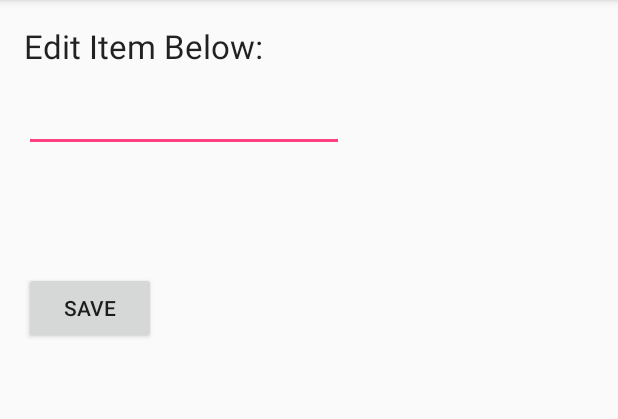
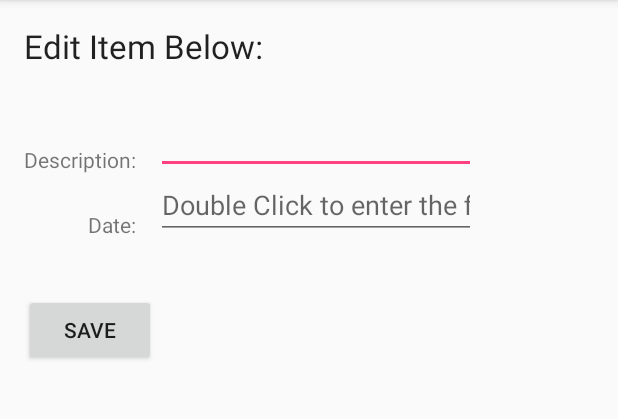
Before and after one commit to myluco/SimpleTodo, an Android app: the EditItemActivity screen opened directly, with no data from a screen before it, on a phone screen of 412 x 824 dp, the part 84-503 px from its top. Run offline under Robolectric (Android 15) with nearby library versions, the light colour scheme and no system bars; 1 statement that could not run was skipped.

Commit message:
Added the completion date field to the ToDo; Support edit for completion date

```diff
--- a/app/src/main/AndroidManifest.xml
+++ b/app/src/main/AndroidManifest.xml
@@ -11,11 +11,11 @@
         android:theme="@style/AppTheme">
 
         <meta-data
-            android:name="TODO_DB_NAME"
+            android:name="AA_DB_NAME"
             android:value="Todo.db" />
         <meta-data
-            android:name="TODO_DB_VERSION"
-            android:value="1" />
+            android:name="AA_DB_VERSION"
+            android:value="2" />
 
         <activity android:name=".TodoActivity"
             android:label="@string/app_name"
--- a/app/src/main/java/com/myluco/simpletodo/EditItemActivity.java
+++ b/app/src/main/java/com/myluco/simpletodo/EditItemActivity.java
@@ -1,11 +1,14 @@
 package com.myluco.simpletodo;
 
+import android.app.DatePickerDialog;
 import android.content.Intent;
 import android.net.Uri;
 import android.support.v7.app.AppCompatActivity;
 import android.os.Bundle;
+import android.text.InputType;
 import android.util.Log;
 import android.view.View;
+import android.widget.DatePicker;
 import android.widget.EditText;
 import android.widget.TextView;
 import android.widget.Toast;
@@ -14,35 +17,66 @@ import com.google.android.gms.appindexing.Action;
 import com.google.android.gms.appindexing.AppIndex;
 import com.google.android.gms.common.api.GoogleApiClient;
 
+import java.text.SimpleDateFormat;
+import java.util.Calendar;
+import java.util.Locale;
+
 public class EditItemActivity extends AppCompatActivity {
     private String itemText;
-    private EditText itemViewText;
-
+    private String itemDate;
+    private EditText etDescription;
+    private EditText etDate;
     // REQUEST_CODE can be any value we like, used to determine the result type later
     private final int REQUEST_CODE = 20;
-    /**
-     * ATTENTION: This was auto-generated to implement the App Indexing API.
-     * See https://g.co/AppIndexing/AndroidStudio for more information.
-     */
-    private GoogleApiClient client;
+    private DatePickerDialog datePickerDialog;
+
 
     @Override
     protected void onCreate(Bundle savedInstanceState) {
         super.onCreate(savedInstanceState);
         setContentView(R.layout.activity_edit_item);
+
         itemText = getIntent().getStringExtra("itemText");
-        itemViewText = (EditText) findViewById(R.id.etItemEdit);
-        itemViewText.setText(itemText);
-        itemViewText.requestFocus();
-        itemViewText.setSelection(itemText.length());
-        // ATTENTION: This was auto-generated to implement the App Indexing API.
-        // See https://g.co/AppIndexing/AndroidStudio for more information.
-        client = new GoogleApiClient.Builder(this).addApi(AppIndex.API).build();
+        itemDate = getIntent().getStringExtra("itemDate");
+        etDescription = (EditText) findViewById(R.id.etItemEdit);
+        etDate = (EditText)findViewById(R.id.etDateItem);
+
+        etDescription.setText(itemText);
+        etDescription.requestFocus();
+        etDescription.setSelection(itemText.length());
+
+        etDate.setText(itemDate);
+        etDate.setInputType(InputType.TYPE_NULL);
+        setupDateListener();
+    }
+
+    private void setupDateListener() {
+        etDate.setOnClickListener(new View.OnClickListener() {
+
+                                      @Override
+                                      public void onClick(View v) {
+                                          datePickerDialog.show();
+                                      }
+                                  }
+
+        );
+        Calendar newCalendar = Calendar.getInstance();
+        datePickerDialog = new DatePickerDialog(this, new DatePickerDialog.OnDateSetListener() {
+
+            public void onDateSet(DatePicker view, int year, int monthOfYear, int dayOfMonth) {
+                Calendar newDate = Calendar.getInstance();
+                newDate.set(year, monthOfYear, dayOfMonth);
+                etDate.setText(Utilities.dateStringFromLong(newDate.getTime().getTime()));
+            }
+
+        },newCalendar.get(Calendar.YEAR), newCalendar.get(Calendar.MONTH), newCalendar.get(Calendar.DAY_OF_MONTH));
+
     }
 
     public void onSave(View view) {
         Intent data = new Intent();
-        data.putExtra("itemNewText", itemViewText.getText().toString());
+        data.putExtra("itemDescription", etDescription.getText().toString());
+        data.putExtra("itemDate",etDate.getText().toString());
         //Log.v("OnSave-EditItemActivity", itemViewText.getText().toString());
         setResult(RESULT_OK, data);
         //Log.v("OnSave-EditItemActivity", "After setResult");
--- a/app/src/main/java/com/myluco/simpletodo/TodoItem.java
+++ b/app/src/main/java/com/myluco/simpletodo/TodoItem.java
@@ -18,6 +18,10 @@ public class TodoItem extends Model{
     @Column(name = "description")
     public String description;
 
+    @Column(name = "date")
+    public long date =0;
+
+    public String dateString;
     public TodoItem() {
         super();
     }
--- a/app/src/main/res/layout/activity_edit_item.xml
+++ b/app/src/main/res/layout/activity_edit_item.xml
@@ -15,10 +15,10 @@
         android:inputType="textMultiLine"
         android:ems="10"
         android:id="@+id/etItemEdit"
-        android:layout_below="@+id/textView"
-        android:layout_alignParentLeft="true"
-        android:layout_alignParentStart="true"
-        android:layout_marginTop="40dp" />
+        android:layout_marginTop="25dp"
+        android:layout_below="@+id/tvItemBelow"
+        android:layout_toRightOf="@+id/btSave"
+        android:layout_toEndOf="@+id/btSave" />
 
     <Button
         android:layout_width="wrap_content"
@@ -41,6 +41,36 @@
         android:layout_alignParentLeft="true"
         android:layout_alignParentStart="true" />
 
+    <TextView
+        android:layout_width="wrap_content"
+        android:layout_height="wrap_content"
+        android:text="@string/description_label"
+        android:id="@+id/textView2"
+        android:layout_above="@+id/btSave"
+        android:layout_alignParentLeft="true"
+        android:layout_alignParentStart="true" />
+
+    <TextView
+        android:layout_width="wrap_content"
+        android:layout_height="wrap_content"
+        android:text="@string/date_label"
+        android:id="@+id/textView3"
+        android:layout_below="@+id/textView2"
+        android:layout_alignRight="@+id/textView2"
+        android:layout_alignEnd="@+id/textView2"
+        android:layout_marginTop="24dp" />
+
+    <EditText
+        android:layout_width="wrap_content"
+        android:layout_height="wrap_content"
+        android:inputType="date"
+        android:ems="10"
+        android:id="@+id/etDateItem"
+        android:layout_alignBottom="@+id/textView3"
+        android:layout_alignLeft="@+id/etItemEdit"
+        android:layout_alignStart="@+id/etItemEdit"
+        android:hint="@string/hint_date" />
+
     TextView
         android:layout_width="wrap_content"
         android:layout_height="wrap_content"
--- a/app/src/main/res/values/strings.xml
+++ b/app/src/main/res/values/strings.xml
@@ -4,4 +4,9 @@
     <string name="button_addItem">Add Item</string>
     <string name="label_editItem">Edit Item Below:</string>
     <string name="button_save">Save</string>
+    <string name="notFinished_label">** Not Finished **</string>
+    <string name="bar_label">|</string>
+    <string name="description_label">Description:</string>
+    <string name="date_label">Date:</string>
+    <string name="hint_date">Double Click to enter the finished Date</string>
 </resources>
```
Also changed, not shown: app/src/main/java/com/myluco/simpletodo/TodoActivity.java (+42 -19 lines), app/src/main/java/com/myluco/simpletodo/TodoItemsAdapter.java (+16 -1 lines), app/src/main/java/com/myluco/simpletodo/Utilities.java (added, +43 -0 lines), app/src/main/res/layout/todo_item.xml (+16 -3 lines), 2 other files.
